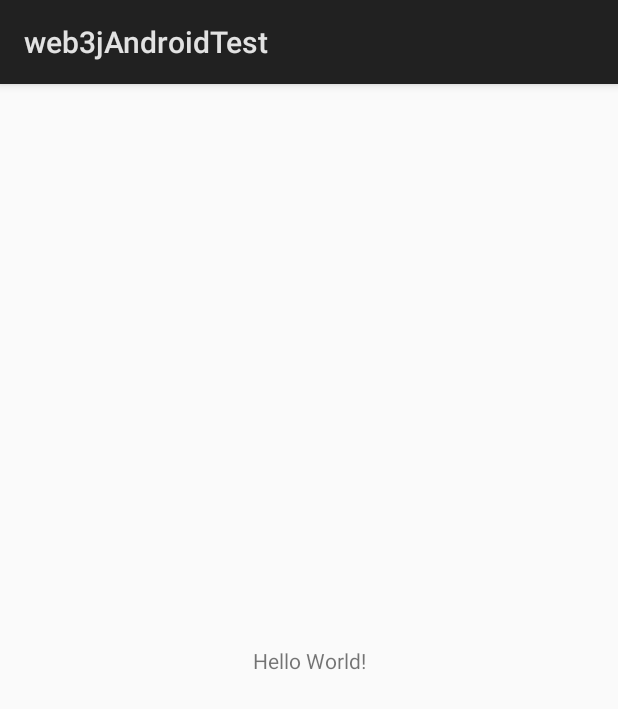
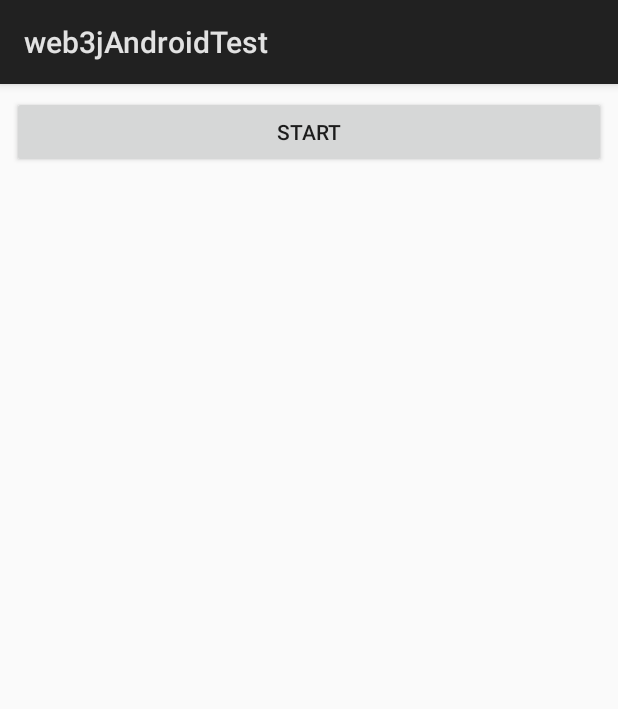
Before and after one commit to mengguang/web3jAndroidTest, an Android app: the layout activity_main.xml on its own in the app's theme, with its tools: preview values and no code run, on a phone screen of 412 x 824 dp. Shown: the top 709 px of the screen. Run offline under Robolectric (Android 15) with nearby library versions, the phone set to English and light mode, and no system bars.

```diff
--- a/app/src/main/AndroidManifest.xml
+++ b/app/src/main/AndroidManifest.xml
@@ -10,7 +10,7 @@
         android:roundIcon="@mipmap/ic_launcher_round"
         android:supportsRtl="true"
         android:theme="@style/AppTheme">
-        <activity android:name=".MainActivity">
+        <activity android:name=".MainActivity_">
             <intent-filter>
                 <action android:name="android.intent.action.MAIN" />
 
--- a/app/src/main/res/layout/activity_main.xml
+++ b/app/src/main/res/layout/activity_main.xml
@@ -6,14 +6,28 @@
     android:layout_height="match_parent"
     tools:context=".MainActivity">
 
-    <TextView
-        android:id="@+id/textMessage"
-        android:layout_width="wrap_content"
-        android:layout_height="wrap_content"
-        android:text="Hello World!"
+    <LinearLayout
+        android:layout_width="0dp"
+        android:layout_height="0dp"
+        android:layout_marginBottom="8dp"
+        android:layout_marginEnd="8dp"
+        android:layout_marginStart="8dp"
+        android:layout_marginTop="8dp"
+        android:orientation="vertical"
         app:layout_constraintBottom_toBottomOf="parent"
-        app:layout_constraintLeft_toLeftOf="parent"
-        app:layout_constraintRight_toRightOf="parent"
-        app:layout_constraintTop_toTopOf="parent" />
+        app:layout_constraintEnd_toEndOf="parent"
+        app:layout_constraintStart_toStartOf="parent"
+        app:layout_constraintTop_toTopOf="parent">
 
+        <Button
+            android:id="@+id/startButton"
+            android:layout_width="match_parent"
+            android:layout_height="wrap_content"
+            android:text="Start" />
+
+        <TextView
+            android:id="@+id/logMessage"
+            android:layout_width="match_parent"
+            android:layout_height="match_parent" />
+    </LinearLayout>
 </android.support.constraint.ConstraintLayout>
--- a/build.gradle
+++ b/build.gradle
@@ -7,7 +7,7 @@ buildscript {
         jcenter()
     }
     dependencies {
-        classpath 'com.android.tools.build:gradle:3.1.3'
+        classpath 'com.android.tools.build:gradle:3.1.4'
 
 
         // NOTE: Do not place your application dependencies here; they belong
```
Also changed, not shown: app/build.gradle (+8 -2 lines), app/src/main/java/org/xmgu2008/mengguang/web3jandroidtest/MainActivity.java (+148 -1 lines), app/src/main/java/org/xmgu2008/mengguang/web3jandroidtest/Web3Task.java (deleted, +0 -50 lines).
